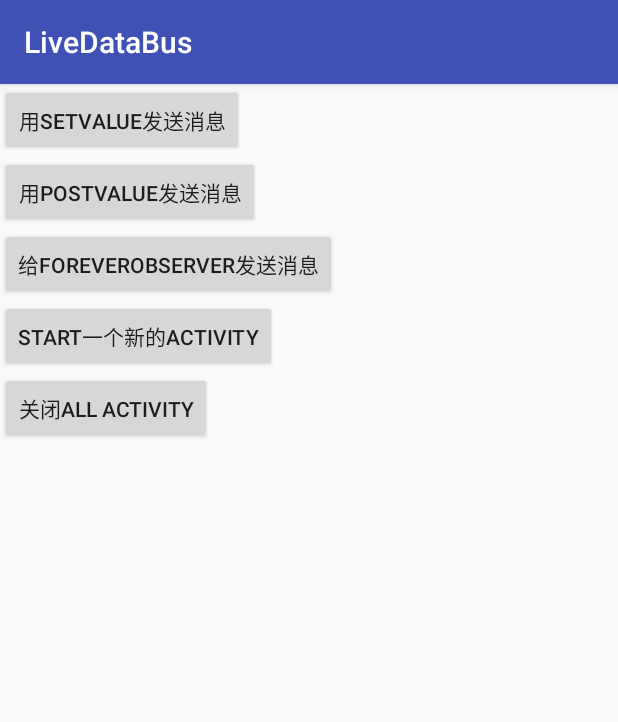
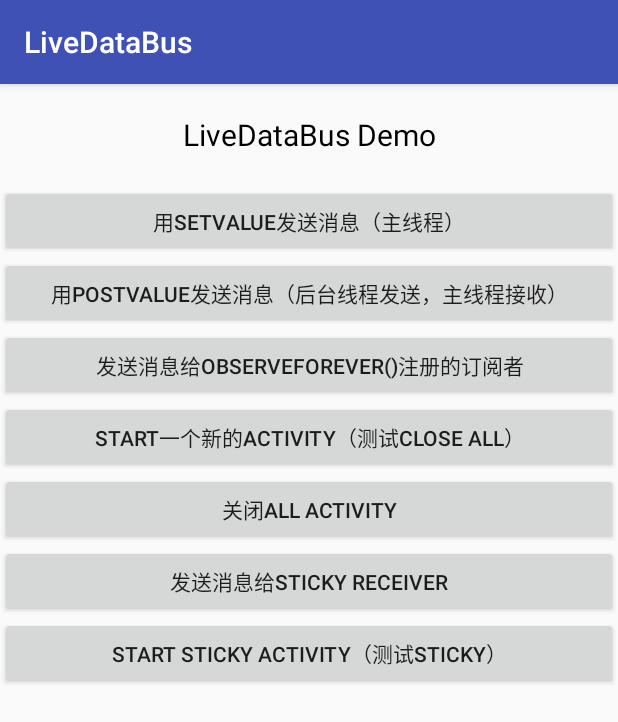
Before and after one commit to JeremyLiao/LiveEventBus, an Android app: the screen it shows after launch (LiveDataBusDemo), on a phone screen of 412 x 824 dp. Shown: the top 722 px of the screen. Run offline under Robolectric (Android 15) with nearby library versions, the phone set to English and light mode, and no system bars; our stand-ins replace data binding; libraries missing offline, so code that uses them is left out: rx.functions, rx.schedulers.

Commit message:
支持Sticky

```diff
--- a/LiveDataBus/livedatabus/src/main/AndroidManifest.xml
+++ b/LiveDataBus/livedatabus/src/main/AndroidManifest.xml
@@ -12,10 +12,10 @@
         <activity android:name=".LiveDataBusDemo">
             <intent-filter>
                 <action android:name="android.intent.action.MAIN" />
-
                 <category android:name="android.intent.category.LAUNCHER" />
             </intent-filter>
         </activity>
+        <activity android:name=".StickyActivity" />
     </application>
 
 </manifest>
--- a/LiveDataBus/livedatabus/src/main/java/com/jeremyliao/livedatabus/LiveDataBus.java
+++ b/LiveDataBus/livedatabus/src/main/java/com/jeremyliao/livedatabus/LiveDataBus.java
@@ -32,14 +32,14 @@ public final class LiveDataBus {
         return SingletonHolder.DEFAULT_BUS;
     }
 
-    public <T> MutableLiveData<T> with(String key, Class<T> type) {
+    public <T> BusMutableLiveData<T> with(String key, Class<T> type) {
         if (!bus.containsKey(key)) {
             bus.put(key, new BusMutableLiveData<>());
         }
-        return (MutableLiveData<T>) bus.get(key);
+        return (BusMutableLiveData<T>) bus.get(key);
     }
 
-    public MutableLiveData<Object> with(String key) {
+    public BusMutableLiveData<Object> with(String key) {
         return with(key, Object.class);
     }
 
@@ -75,7 +75,7 @@ public final class LiveDataBus {
         }
     }
 
-    private static class BusMutableLiveData<T> extends MutableLiveData<T> {
+    public static class BusMutableLiveData<T> extends MutableLiveData<T> {
 
         private Map<Observer, Observer> observerMap = new HashMap<>();
 
@@ -89,12 +89,20 @@ public final class LiveDataBus {
             }
         }
 
+        public void observeSticky(@NonNull LifecycleOwner owner, @NonNull Observer<T> observer) {
+            super.observe(owner, observer);
+        }
+
         @Override
         public void observeForever(@NonNull Observer<T> observer) {
             if (!observerMap.containsKey(observer)) {
                 observerMap.put(observer, new ObserverWrapper(observer));
             }
             super.observeForever(observerMap.get(observer));
+        }
+
+        public void observeStickyForever(@NonNull Observer<T> observer) {
+            super.observeForever(observer);
         }
 
         @Override
--- a/LiveDataBus/livedatabus/src/main/res/layout/activity_live_data_bus_demo.xml
+++ b/LiveDataBus/livedatabus/src/main/res/layout/activity_live_data_bus_demo.xml
@@ -11,37 +11,66 @@
     <LinearLayout
         android:layout_width="match_parent"
         android:layout_height="match_parent"
+        android:gravity="center_horizontal"
         android:orientation="vertical">
 
-        <Button
-            android:layout_width="wrap_content"
+        <TextView
+            android:layout_width="match_parent"
             android:layout_height="wrap_content"
-            android:onClick="@{()->handler.sendMsgBySetValue()}"
-            android:text="用SetValue发送消息" />
+            android:gravity="center"
+            android:padding="20dp"
+            android:text="LiveDataBus Demo"
+            android:textColor="@android:color/black"
+            android:textSize="20sp" />
 
         <Button
-            android:layout_width="wrap_content"
+            android:layout_width="match_parent"
             android:layout_height="wrap_content"
-            android:onClick="@{()->handler.sendMsgByPostValue()}"
-            android:text="用PostValue发送消息" />
+            android:gravity="center"
+            android:onClick="@{()->handler.sendMsgBySetValue()}"
+            android:text="用SetValue发送消息（主线程）" />
 
         <Button
-            android:layout_width="wrap_content"
+            android:layout_width="match_parent"
             android:layout_height="wrap_content"
-            android:onClick="@{()->handler.sendMsgToForeverObserver()}"
-            android:text="给ForeverObserver发送消息" />
+            android:gravity="center"
+            android:onClick="@{()->handler.sendMsgByPostValue()}"
+            android:text="用PostValue发送消息（后台线程发送，主线程接收）" />
 
         <Button
-            android:layout_width="wrap_content"
+            android:layout_width="match_parent"
             android:layout_height="wrap_content"
-            android:onClick="@{()->handler.startNewActivity()}"
-            android:text="Start一个新的Activity" />
+            android:gravity="center"
+            android:onClick="@{()->handler.sendMsgToForeverObserver()}"
+            android:text="发送消息给observeForever()注册的订阅者" />
 
         <Button
-            android:layout_width="wrap_content"
+            android:layout_width="match_parent"
             android:layout_height="wrap_content"
+            android:gravity="center"
+            android:onClick="@{()->handler.startNewActivity()}"
+            android:text="Start一个新的Activity（测试close all）" />
+
+        <Button
+            android:layout_width="match_parent"
+            android:layout_height="wrap_content"
+            android:gravity="center"
             android:onClick="@{()->handler.closeAll()}"
             android:text="关闭All Activity" />
 
+        <Button
+            android:layout_width="match_parent"
+            android:layout_height="wrap_content"
+            android:gravity="center"
+            android:onClick="@{()->handler.sendMsgToStickyReceiver()}"
+            android:text="发送消息给Sticky Receiver" />
+
+        <Button
+            android:layout_width="match_parent"
+            android:layout_height="wrap_content"
+            android:gravity="center"
+            android:onClick="@{()->handler.startStickyActivity()}"
+            android:text="Start Sticky Activity（测试Sticky）" />
+
     </LinearLayout>
 </layout>
```
Also changed, not shown: LiveDataBus/livedatabus/src/main/java/com/jeremyliao/livedatabus/LiveDataBusDemo.java (+23 -3 lines), LiveDataBus/livedatabus/src/main/java/com/jeremyliao/livedatabus/StickyActivity.java (added, +56 -0 lines), LiveDataBus/livedatabus/src/main/res/layout/activity_main.xml (deleted, +0 -18 lines), LiveDataBus/livedatabus/src/main/res/layout/activity_sticky_demo.xml (added, +42 -0 lines), 5 other files.
